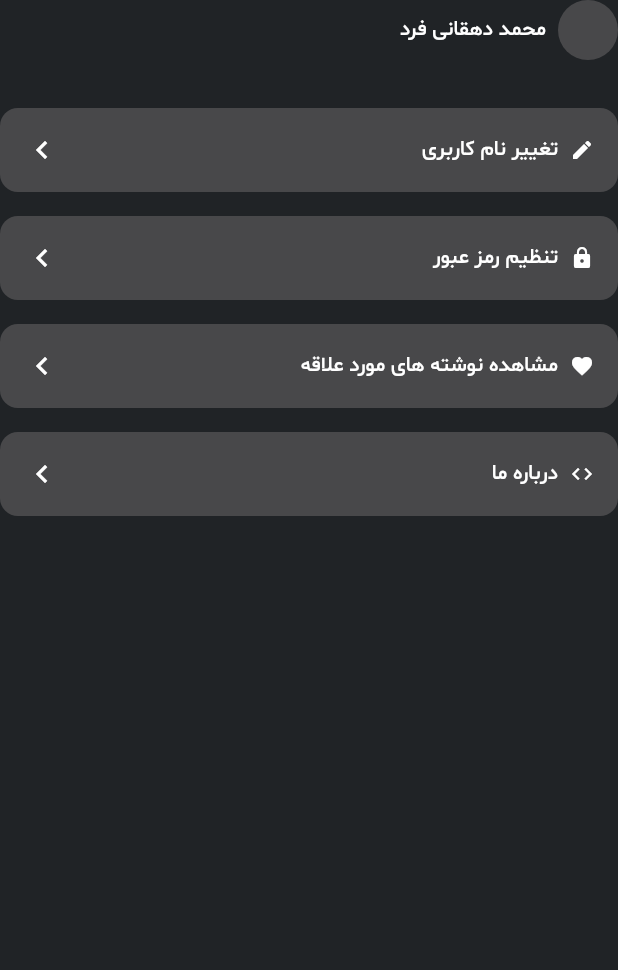
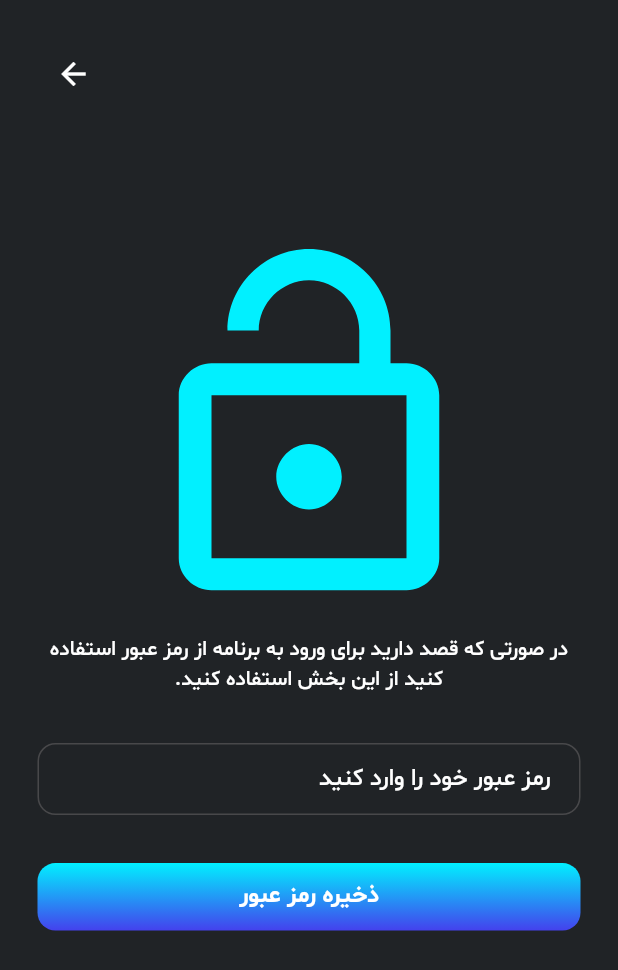
Before and after one commit to mohammad-dehghanifard/flutter_note_app, a Flutter app: the SettingPage widget shown alone on an empty page, opened directly, after a tap on "تنظیم رمز عبور", on a phone screen of 412 x 824 dp. Shown: the top 970 px of the screen. Run offline on Flutter 3.47's test engine with Material 3 defaults, Android fonts, the phone set to English and light mode, and no system bars; our stand-ins replace flutter_spinkit, get.

Commit message:
impl SetPassWordPage

```diff
--- /dev/null
+++ b/lib/modules/setting/pages/set_password_page.dart
@@ -0,0 +1,37 @@
+import 'package:flutter/material.dart';
+import 'package:flutter_note_app/core/widgets/button_widget.dart';
+import 'package:flutter_note_app/core/widgets/text_field_widget.dart';
+import 'package:get/get.dart';
+
+class SetPassWordPage extends StatelessWidget {
+  const SetPassWordPage({super.key});
+
+  @override
+  Widget build(BuildContext context) {
+    return Scaffold(
+      body: Padding(
+        padding: const EdgeInsets.all(25.0),
+        child: Column(
+          children: [
+            const Align(
+                alignment: Alignment.topLeft,
+                child: Directionality(
+                    textDirection: TextDirection.ltr,
+                    child: BackButton())),
+            SizedBox(height: MediaQuery.sizeOf(context).height * 0.1),
+            Icon(Icons.lock_open,size: 260,color: context.theme.colorScheme.primary),
+            const SizedBox(height: 8),
+            const Text(
+                "در صورتی که قصد دارید برای ورود به برنامه از رمز عبور استفاده کنید از این بخش استفاده کنید.",
+                  textAlign: TextAlign.center,
+            ),
+            const SizedBox(height: 32),
+            const TextFieldWidget(hint: "رمز عبور خود را وارد کنید"),
+            const SizedBox(height: 32),
+            ButtonWidget(text: "ذخیره رمز عبور", onTap: () {},)
+          ],
+        ),
+      ),
+    );
+  }
+}
--- a/lib/modules/setting/pages/setting_page.dart
+++ b/lib/modules/setting/pages/setting_page.dart
@@ -1,6 +1,8 @@
 import 'package:flutter/material.dart';
+import 'package:flutter_note_app/modules/setting/pages/set_password_page.dart';
 import 'package:flutter_note_app/modules/setting/widgets/chnage_username_dialog_widget.dart';
 import 'package:flutter_note_app/modules/setting/widgets/setting_button_widget.dart';
+import 'package:get/get.dart';
 
 class SettingPage extends StatelessWidget {
    const SettingPage({super.key});
@@ -14,9 +16,7 @@ class SettingPage extends StatelessWidget {
       SettingButtonWidget(onTap: () {
         showDialog(context: context, builder: (context) => const ChangeUserNameDialogWidget());
       }, title: "تغییر نام کاربری", icon: Icons.edit),
-      SettingButtonWidget(onTap: () {
-
-      }, title: "تنظیم رمز عبور", icon: Icons.lock),
+      SettingButtonWidget(onTap: () => Get.to(const SetPassWordPage()), title: "تنظیم رمز عبور", icon: Icons.lock),
       SettingButtonWidget(onTap: () {}, title: "مشاهده نوشته های مورد علاقه", icon: Icons.favorite),
       SettingButtonWidget(onTap: () {}, title: "درباره ما", icon: Icons.code),
     ];
```
